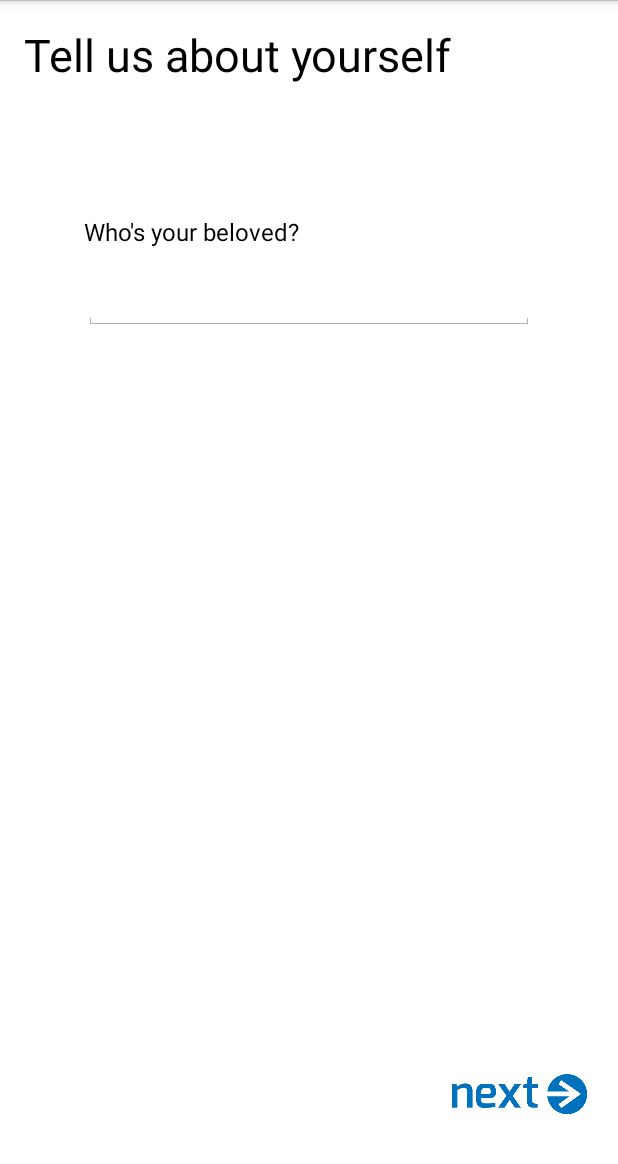
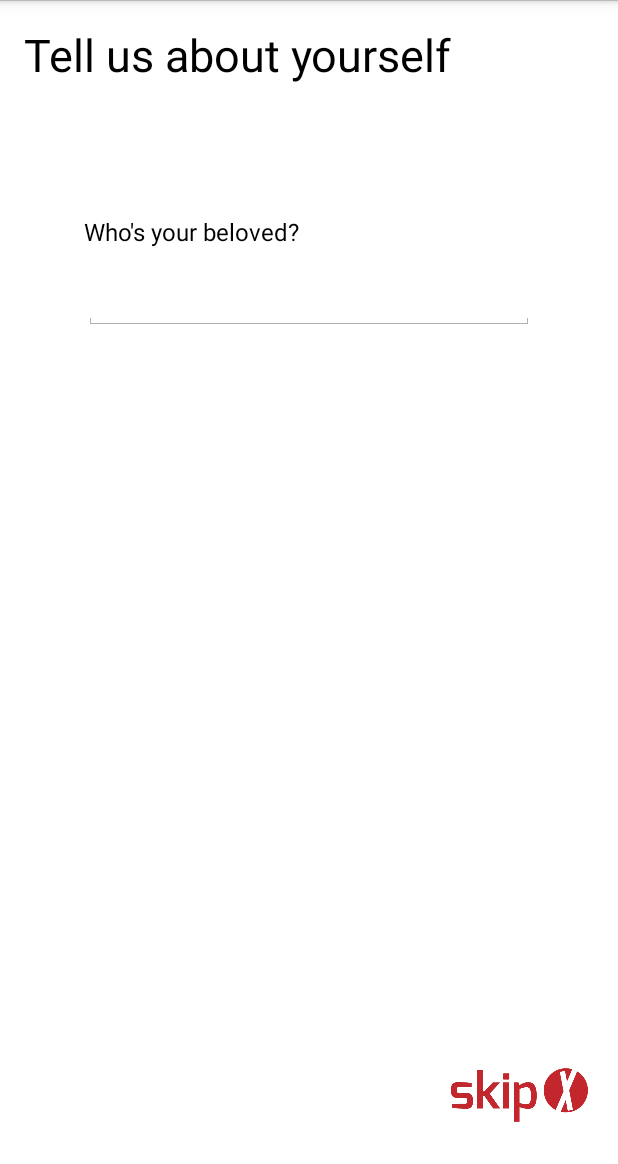
Before and after one commit to esneider/relationshit-android, an Android app: the screen it shows after launch (InitActivity), on a phone screen of 412 x 824 dp, the part 72-1236 px from its top. Run offline under Robolectric (Android 15) with nearby library versions, the phone set to English and light mode, and no system bars; libraries missing offline, so code that uses them is left out: com.loopj.android; 7 statements that could not run were skipped.

Commit message:
Dan: adding skip image

```diff
--- a/app/src/main/java/hack/relationshit/InitActivity.java
+++ b/app/src/main/java/hack/relationshit/InitActivity.java
@@ -63,9 +63,9 @@ public class InitActivity extends FragmentActivity {
         final Activity that = this;
 
         final ImageView erase = (ImageView) findViewById(R.id.erase);
+        final ImageView nextButton = (ImageView) findViewById(R.id.next_button);
         final AutoCompleteTextView contactName = (AutoCompleteTextView) findViewById(R.id.autoCompleteTextView);
         final ImageView imageView = (ImageView) that.findViewById(R.id.beloved_pic);
-
 
         Collection<String> contactNames = PhoneContact.getContactNames(this);
         String[] contactNamesArray = contactNames.toArray(new String[contactNames.size()]);
@@ -84,6 +84,7 @@ public class InitActivity extends FragmentActivity {
                 imageView.setImageBitmap(ImageHelper.getRoundedCornerBitmap(image,image.getHeight()/2));
                 imageView.setVisibility(View.VISIBLE);
                 erase.setVisibility(View.VISIBLE);
+                nextButton.setImageResource(R.drawable.next);
             }
         });
 
@@ -105,6 +106,7 @@ public class InitActivity extends FragmentActivity {
         erase.setOnClickListener(new View.OnClickListener() {
             @Override
             public void onClick(View v) {
+                nextButton.setImageResource(R.drawable.skip);
                 contactName.setText("");
                 imageView.setVisibility(View.INVISIBLE);
                 erase.setVisibility(View.INVISIBLE);
--- a/app/src/main/res/layout/fragment_init.xml
+++ b/app/src/main/res/layout/fragment_init.xml
@@ -30,8 +30,8 @@
     <ImageView
         android:layout_width="100dp"
         android:layout_height="62dp"
-        android:src="@drawable/next"
-        android:id="@+id/button"
+        android:src="@drawable/skip"
+        android:id="@+id/next_button"
         android:layout_alignParentBottom="true"
         android:layout_alignParentRight="true"
         android:layout_alignParentEnd="true"
```
Also changed, not shown: app/src/main/res/drawable/skip.png (added), app/src/main/res/drawable/skip_pressed.png (added).
